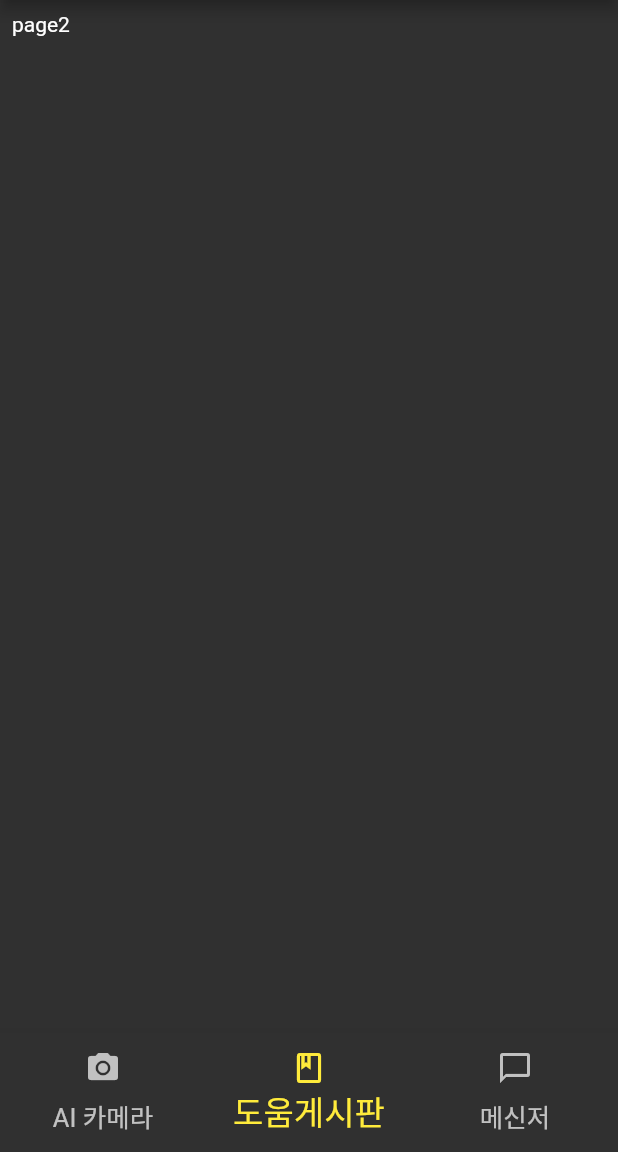
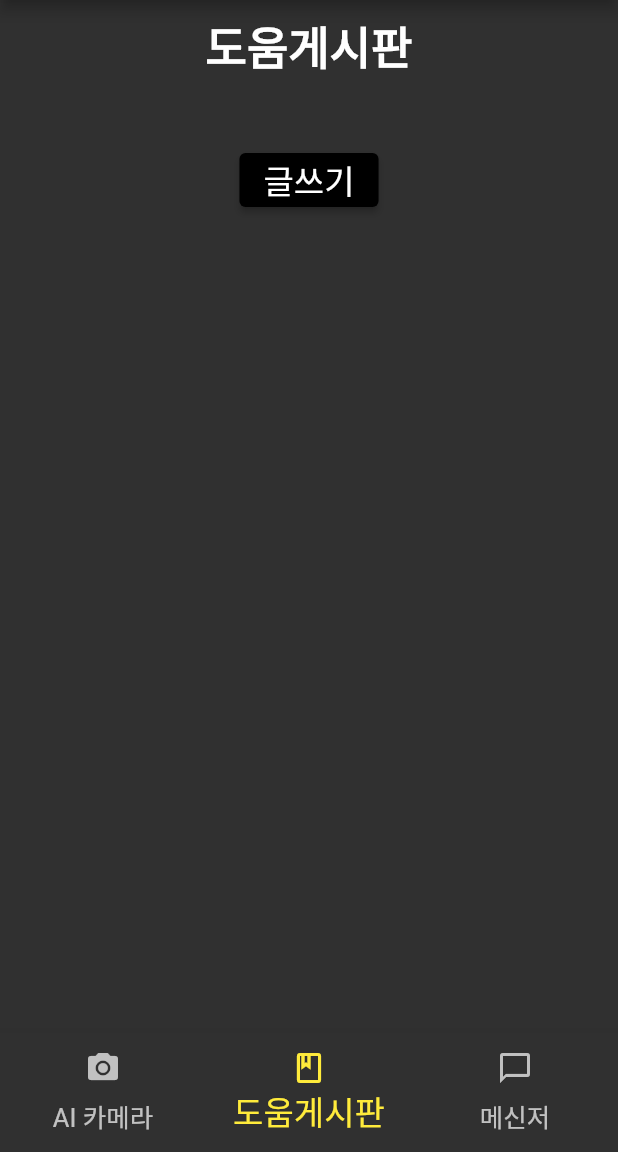
Before and after one commit to kucnea/seemeFlutter, a Flutter app: the screen it shows after launch, item 2 of the bottom bar chosen, on a phone screen of 412 x 824 dp, the part 84-1236 px from its top. Run offline on Flutter 3.47's test engine with Material 2 defaults, Android fonts, the phone set to English and light mode, and no system bars.

Commit message:
setting boardPage, chatPage

```diff
--- /dev/null
+++ b/lib/board_page.dart
@@ -0,0 +1,31 @@
+import 'package:flutter/cupertino.dart';
+import 'package:flutter/material.dart';
+
+class BoardPage extends StatefulWidget {
+  const BoardPage({Key? key}) : super(key: key);
+
+  @override
+  State<BoardPage> createState() => _BoardPageState();
+}
+
+class _BoardPageState extends State<BoardPage> {
+  @override
+  Widget build(BuildContext context) {
+    return Container(
+      child: Column(
+        children: <Widget>[
+          Center(child: Text('도움게시판\n', textAlign: TextAlign.center, style: TextStyle(fontWeight: FontWeight.bold, fontSize: 30),),),
+          ElevatedButton(
+            onPressed: () => {},
+            child: Text('글쓰기'),
+            style: ElevatedButton.styleFrom(
+              primary: Colors.black,
+              textStyle: TextStyle(
+                fontSize: 22,
+              )
+            ), ),
+        ],
+      ),
+    );
+  }
+}
--- a/lib/form_page.dart
+++ b/lib/form_page.dart
@@ -1,5 +1,7 @@
 import 'package:flutter/material.dart';
+import 'package:seeme/board_page.dart';
 import 'package:seeme/camera_page.dart';
+import 'package:seeme/chat_page.dart';
 
 class FormPage extends StatefulWidget {
   const FormPage({Key? key}) : super(key: key);
@@ -13,8 +15,8 @@ class _FormPageState extends State<FormPage> {
 
   List _pages = [
     CameraPage(),
-    Text('page2'),
-    Text('page3'),
+    BoardPage(),
+    ChatPage(),
   ];
 
   @override
```
Also changed, not shown: lib/chat_page.dart (+27 -0 lines).
